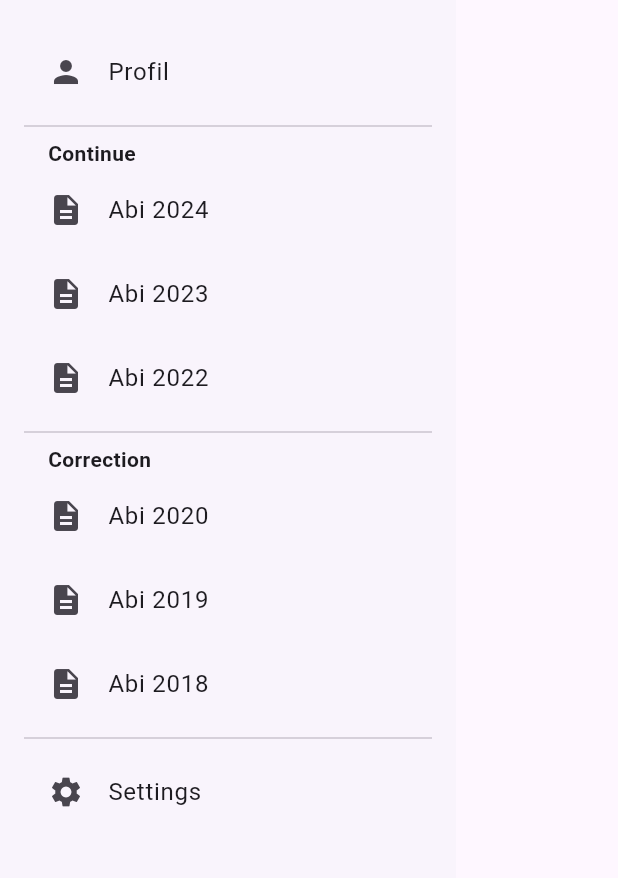
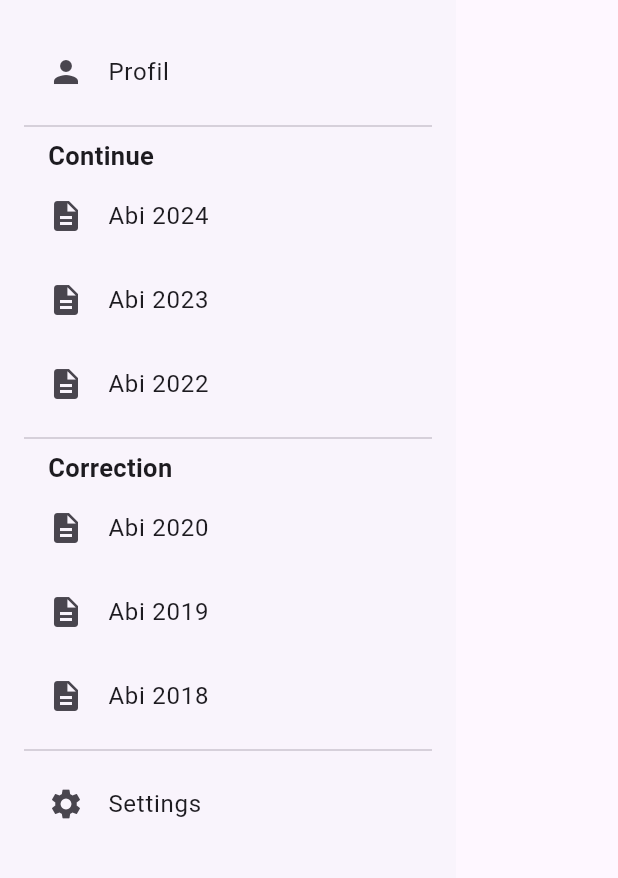
Before and after one commit to max-friebertshaeuser/AbiMind, a Flutter app: the SideBar widget shown alone on an empty page, opened directly, after a tap on "Profil", on a phone screen of 412 x 824 dp, the part 90-968 px from its top. Run offline on Flutter 3.47's test engine with Material 3 defaults, Android fonts, the phone set to English and light mode, and no system bars; our stand-ins replace firebase_auth, firebase_core, fl_chart, flutter_riverpod, google_fonts and 1 more; missing offline and left inert: dart:ffi, firebase_app_check, flutter_drawing_board, flutter_verification_code; accounts and stored records are empty.

Commit message:
feat: add sidebar text style and update text styles in start screen for consistency

```diff
--- a/frontend/lib/core/utils/constants.dart
+++ b/frontend/lib/core/utils/constants.dart
@@ -5,15 +5,16 @@ const kAchievdHeaderStyle = TextStyle(
   fontWeight: FontWeight.bold,
   fontFamily: 'Montserrat',
 );
-
 const kHeaderStyle = TextStyle(fontSize: 24, fontFamily: 'Montserrat');
-
 const percentageStyle = TextStyle(
   fontSize: 32,
   fontWeight: FontWeight.bold,
   color: Color(0xFF584178),
 );
-
+const sideBarTextStyle = TextStyle(
+  fontSize: 17,
+  fontWeight: FontWeight.bold
+);
 const smallTextStyle = TextStyle(fontSize: 11, color: Color(0xFF584178));
 const lableTextStyle = TextStyle(color: Colors.white, fontSize: 12);
 var middleTextStyle = TextStyle(fontSize: 15);
@@ -22,14 +23,13 @@ const whiteColor = Color(0xFFFFFFFF);
 const flameColor = Color(0xFFFFAB91);
 
 final Map<String, Color> tagColors = {
-  'Finished': Colors.green.shade200,         // Soft mint green
-  'Geometrie': Colors.blueGrey.shade400,     // Muted slate blue
-  'Analysis': Colors.deepOrange.shade200,    // Soft orange
-  'Keine Hilfsmittel': Colors.red.shade200,  // Gentle red
-  'Alle Hilfsmittel': Colors.teal.shade200,  // Calm turquoise
-  'Statistics': Colors.deepPurple.shade200,  // Muted violet
+  'Finished': Colors.green.shade200, // Soft mint green
+  'Geometrie': Colors.blueGrey.shade400, // Muted slate blue
+  'Analysis': Colors.deepOrange.shade200, // Soft orange
+  'Keine Hilfsmittel': Colors.red.shade200, // Gentle red
+  'Alle Hilfsmittel': Colors.teal.shade200, // Calm turquoise
+  'Statistics': Colors.deepPurple.shade200, // Muted violet
 };
-
 
 const texamleExeciese = {
   'id': 'example',
--- a/frontend/lib/presentation/screens/start/start-screen.dart
+++ b/frontend/lib/presentation/screens/start/start-screen.dart
@@ -937,7 +937,7 @@ class _SideBarState extends State<SideBar> {
                   leading: const Icon(Icons.person),
                   title: const Text("Profil"),
                   onTap: () {
-                    print("Profil was clicked");
+                    print("Profile was clicked");
                   },
                 ),
                 const Divider(),
@@ -945,7 +945,7 @@ class _SideBarState extends State<SideBar> {
                   padding: const EdgeInsets.only(left: 16),
                   child: Text(
                     "Continue",
-                    style: TextStyle(fontWeight: FontWeight.bold),
+                      style: sideBarTextStyle
                   ),
                 ),
 
@@ -963,7 +963,7 @@ class _SideBarState extends State<SideBar> {
                   padding: const EdgeInsets.only(left: 16),
                   child: Text(
                     "Correction",
-                    style: TextStyle(fontWeight: FontWeight.bold),
+                    style: sideBarTextStyle
                   ),
                 ),
                 ...corrected.map(
```
